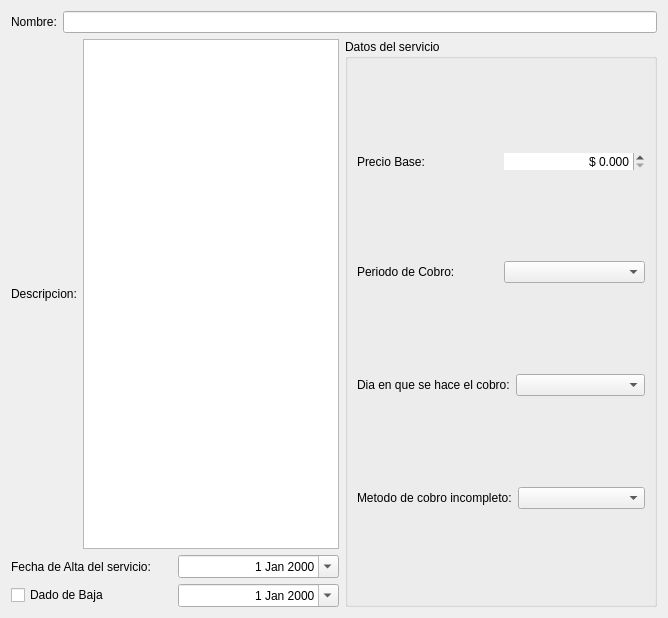
Old version of the form trunk/plugins/servicios/formServicioBase.ui in the repository chungote/gestotux.
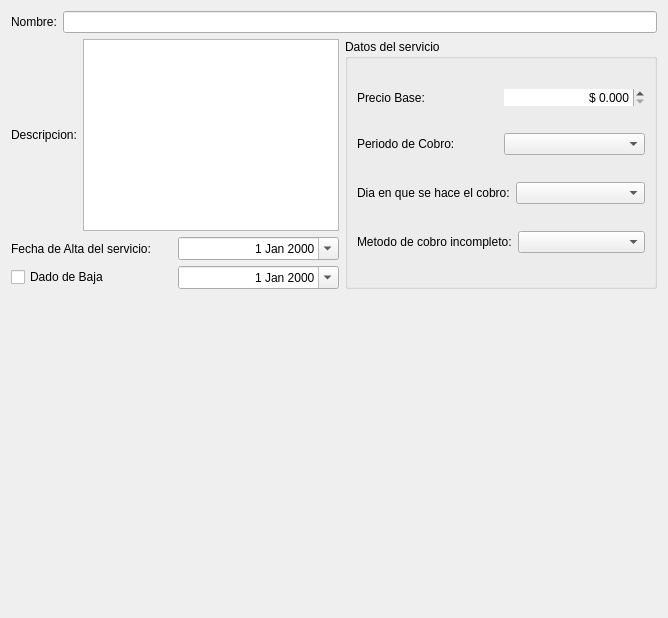
New version of the form.

Commit message: Mejorado el estilo Float, arreglado problema con las pestañas unicas fuera de lugar. Mejorado sistema de servicios, ya se pueden agregar servicios nuevos. Mejorada imagenes embebidas y limpieza de codigo general.

Diff of the .ui file:
```diff
--- a/trunk/plugins/servicios/formServicioBase.ui
+++ b/trunk/plugins/servicios/formServicioBase.ui
@@ -180,6 +180,19 @@
      </item>
     </layout>
    </item>
+   <item>
+    <spacer name="verticalSpacer">
+     <property name="orientation">
+      <enum>Qt::Vertical</enum>
+     </property>
+     <property name="sizeHint" stdset="0">
+      <size>
+       <width>20</width>
+       <height>40</height>
+      </size>
+     </property>
+    </spacer>
+   </item>
   </layout>
  </widget>
  <resources/>
```
The commit also changes 13 other files.
